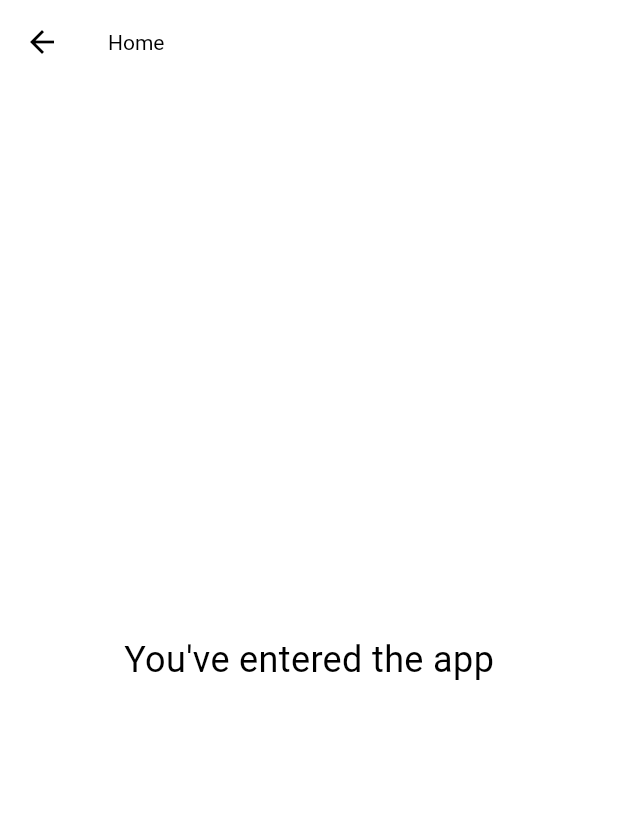
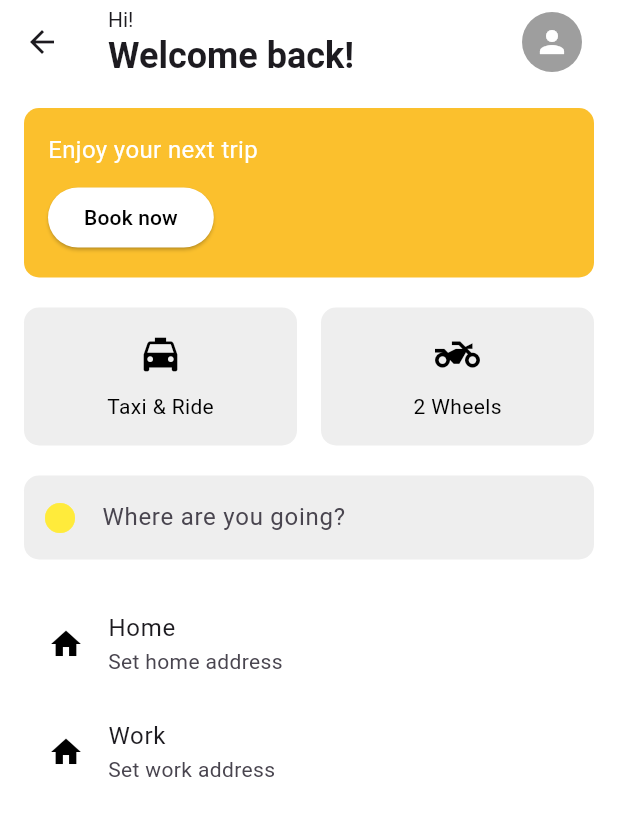
Before and after one commit to Greeksouvlaki/faketaxi, a Flutter app: the HomePage screen opened by its route, on a phone screen of 412 x 824 dp. Shown: the top 816 px of the screen. Run offline on Flutter 3.47's test engine with Material 3 defaults, Android fonts, the phone set to English and light mode, and no system bars; our stand-ins replace lottie.

Commit message:
booking page added

```diff
--- a/lib/main.dart
+++ b/lib/main.dart
@@ -3,6 +3,8 @@ import 'pages/splash_screen.dart';
 import 'pages/login_page.dart';
 import 'pages/registration_page.dart';
 import 'pages/home_page.dart';
+import 'pages/profile_page.dart'; // Add this import
+import 'pages/book_page.dart'; // Add this import
 
 void main() => runApp(MyApp());
 
@@ -24,6 +26,8 @@ class MyApp extends StatelessWidget {
         '/login': (context) => LoginPage(),
         '/register': (context) => RegistrationPage(),
         '/home': (context) => HomePage(),
+        '/profile': (context) => ProfilePage(), // Add this route
+        '/book': (context) => BookPage(), // Add this route
       },
     );
   }
--- a/lib/pages/home_page.dart
+++ b/lib/pages/home_page.dart
@@ -5,17 +5,151 @@ class HomePage extends StatelessWidget {
   Widget build(BuildContext context) {
     return Scaffold(
       appBar: AppBar(
-        title: Text('Home'),
+        title: Row(
+          children: [
+            Expanded(
+              child: Column(
+                crossAxisAlignment: CrossAxisAlignment.start,
+                children: [
+                  Text(
+                    'Hi!',
+                    style: TextStyle(
+                      fontSize: 14.0, // Smaller "Hi!" text
+                    ),
+                  ),
+                  Text(
+                    'Welcome back!',
+                    style: TextStyle(
+                      fontWeight: FontWeight.bold,
+                      fontSize: 24.0, // Bigger "Welcome back!" text
+                    ),
+                  ),
+                ],
+              ),
+            ),
+            IconButton(
+              icon: CircleAvatar(
+                backgroundColor: Colors.grey,
+                child: Icon(Icons.person, color: Colors.white),
+              ),
+              onPressed: () {
+                Navigator.of(context).pushNamed('/profile');
+              },
+            ),
+          ],
+        ),
         backgroundColor: Colors.white,
-        titleTextStyle: TextStyle(color: Colors.black),
-        iconTheme: IconThemeData(color: Colors.black),
+        elevation: 0,
       ),
-      body: Center(
-        child: Text(
-          'You\'ve entered the app',
-          style: TextStyle(fontSize: 24),
+      body: Padding(
+        padding: const EdgeInsets.all(16.0),
+        child: Column(
+          crossAxisAlignment: CrossAxisAlignment.stretch,
+          children: [
+            Container(
+              padding: EdgeInsets.all(16.0),
+              decoration: BoxDecoration(
+                color: Colors.yellow[700],
+                borderRadius: BorderRadius.circular(10.0),
+              ),
+              child: Column(
+                crossAxisAlignment: CrossAxisAlignment.start,
+                children: [
+                  Text(
+                    'Enjoy your next trip',
+                    style: TextStyle(color: Colors.white, fontSize: 16.0),
+                  ),
+                  SizedBox(height: 10),
+                  ElevatedButton(
+                    onPressed: () {
+                      Navigator.of(context).pushNamed('/book');
+                    },
+                    style: ElevatedButton.styleFrom(
+                      foregroundColor: Colors.black, backgroundColor: Colors.white,
+                    ),
+                    child: Text('Book now'),
+                  ),
+                ],
+              ),
+            ),
+            SizedBox(height: 20),
+            Row(
+              children: [
+                Expanded(
+                  child: _buildOptionButton(
+                    context,
+                    icon: Icons.local_taxi,
+                    label: 'Taxi & Ride',
+                    route: '/book',
+                  ),
+                ),
+                SizedBox(width: 16), // Add space between the buttons
+                Expanded(
+                  child: _buildOptionButton(
+                    context,
+                    icon: Icons.two_wheeler,
+                    label: '2 Wheels',
+                    route: '/book',
+                  ),
+                ),
+              ],
+            ),
+            SizedBox(height: 20),
+            _buildSearchBar(),
+            SizedBox(height: 20),
+            _buildShortcutButton('Home', 'Set home address'),
+            _buildShortcutButton('Work', 'Set work address'),
+          ],
         ),
       ),
     );
   }
+
+  Widget _buildOptionButton(BuildContext context, {required IconData icon, required String label, required String route}) {
+    return GestureDetector(
+      onTap: () {
+        Navigator.of(context).pushNamed(route);
+      },
+      child: Container(
+        padding: EdgeInsets.all(16.0),
+        decoration: BoxDecoration(
+          color: Colors.grey[200],
+          borderRadius: BorderRadius.circular(10.0),
+        ),
+        child: Column(
+          children: [
+            Icon(icon, size: 30, color: Colors.black),
+            SizedBox(height: 10),
+            Text(label, style: TextStyle(color: Colors.black)),
+          ],
+        ),
+      ),
+    );
+  }
+
+  Widget _buildSearchBar() {
+    return TextField(
+      decoration: InputDecoration(
+        hintText: 'Where are you going?',
+        prefixIcon: Icon(Icons.circle, color: Colors.yellow),
+        border: OutlineInputBorder(
+          borderRadius: BorderRadius.circular(10.0),
+          borderSide: BorderSide.none,
+        ),
+        filled: true,
+        fillColor: Colors.grey[200],
+      ),
+    );
+  }
+
+  Widget _buildShortcutButton(String title, String subtitle) {
+    return ListTile(
+      leading: Icon(Icons.home, color: Colors.black),
+      title: Text(title),
+      subtitle: Text(subtitle),
+      onTap: () {
+        // Handle shortcut tap
+      },
+    );
+  }
 }
```
Also changed, not shown: lib/pages/book_page.dart (added, +85 -0 lines), lib/pages/profile_page.dart (added, +18 -0 lines).
